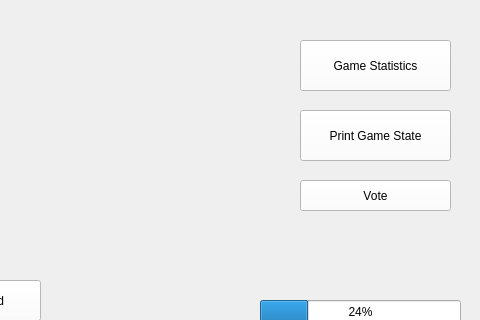
magacevic/Hellapagos, file hellapagos/gamewindow.ui: the form before one commit; both pictures show x 320 to 800 and y 0 to 320 of the 800 by 515 pixel window.
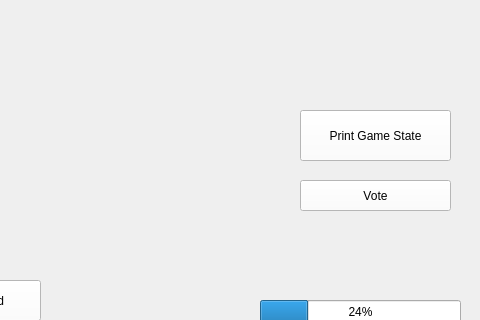
The form after the commit. Icons and pictures are not drawn.

Commit message: Dodata serijalizacija za game statistics

Patch:
```diff
--- a/hellapagos/gamewindow.ui
+++ b/hellapagos/gamewindow.ui
@@ -465,23 +465,6 @@
      <string>Vote</string>
     </property>
    </widget>
-   <widget class="QPushButton" name="statButton">
-    <property name="geometry">
-     <rect>
-      <x>620</x>
-      <y>40</y>
-      <width>151</width>
-      <height>51</height>
-     </rect>
-    </property>
-    <property name="styleSheet">
-     <string notr="true">background: transparent;
-background-color: white;</string>
-    </property>
-    <property name="text">
-     <string>Game Statistics</string>
-    </property>
-   </widget>
    <widget class="QPushButton" name="GameStateButton">
     <property name="geometry">
      <rect>
```
Left out of the diff: 2 changed lines with no effect on the pictures. The commit also changes 13 other files.
